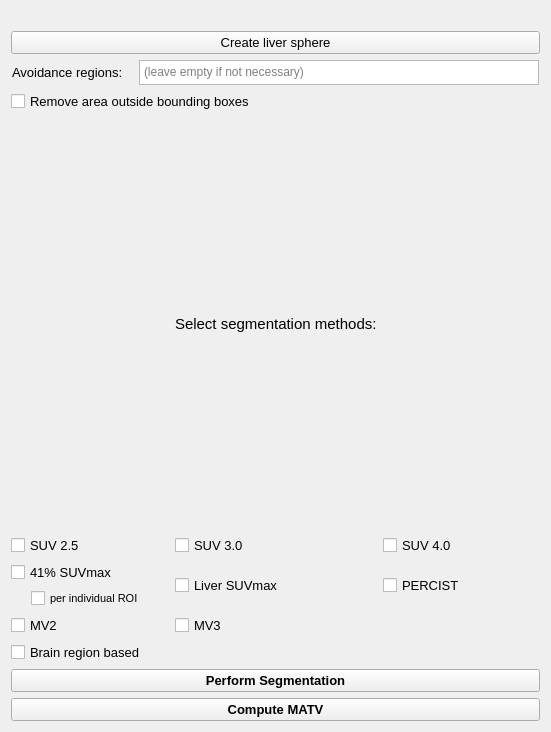
Above: MUSTsegmenter/Resources/UI/MUSTsegmenter.ui from kyliekeijzer/Slicer-PET-MUST-segmenter before the change. Below: the same form after it.
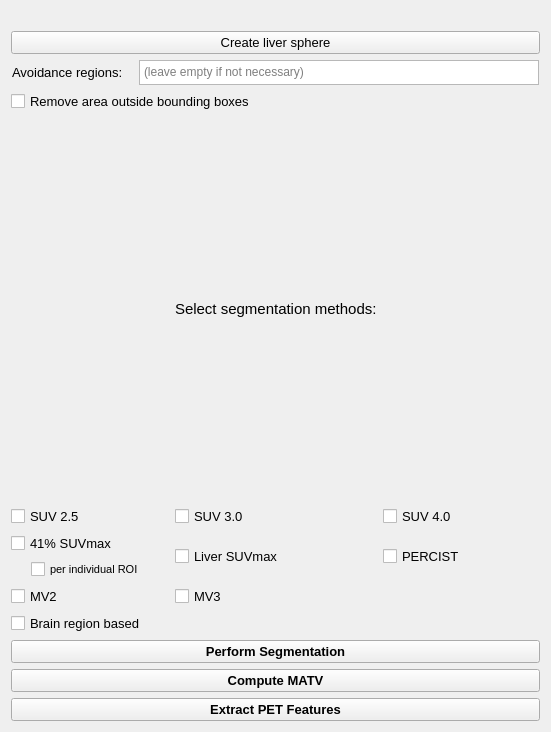
That is the form after the change. Custom widgets are drawn as their Qt base class.

Commit message: Add functionality to extract more PET features

Patch:
```diff
--- a/MUSTsegmenter/Resources/UI/MUSTsegmenter.ui
+++ b/MUSTsegmenter/Resources/UI/MUSTsegmenter.ui
@@ -461,6 +461,20 @@
      </property>
     </widget>
    </item>
+   <item>
+    <widget class="QPushButton" name="extractPETFeaturesButton">
+     <property name="font">
+      <font>
+       <pointsize>10</pointsize>
+       <weight>75</weight>
+       <bold>true</bold>
+      </font>
+     </property>
+     <property name="text">
+      <string>Extract PET Features</string>
+     </property>
+    </widget>
+   </item>
   </layout>
  </widget>
  <customwidgets>
```
The commit also changes 1 other file.
